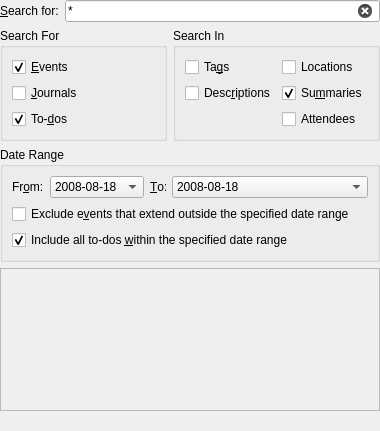
The window that src/ui/searchdialog_base.ui (KDE/korganizer) describes before a commit, drawn with Qt 5.
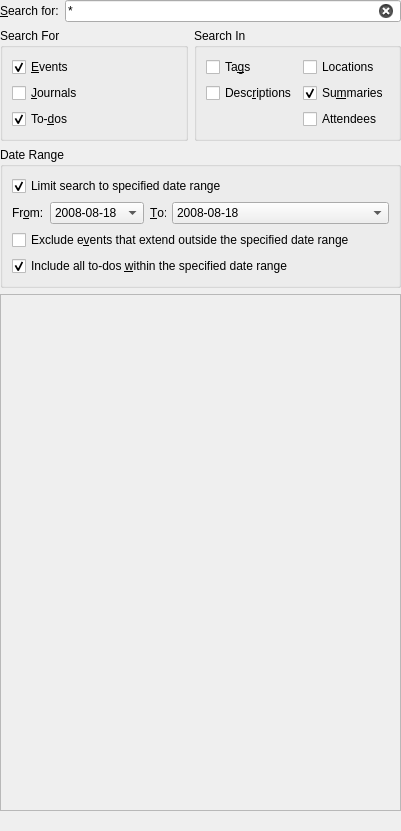
The same window after the commit. Custom widgets are drawn as their Qt base class.

Commit message: Make the search date range limit optional

```diff
--- a/src/ui/searchdialog_base.ui
+++ b/src/ui/searchdialog_base.ui
@@ -8,11 +8,11 @@
    <rect>
     <x>0</x>
     <y>0</y>
-    <width>380</width>
-    <height>431</height>
+    <width>401</width>
+    <height>831</height>
    </rect>
   </property>
-  <layout class="QGridLayout" name="gridLayout_2">
+  <layout class="QGridLayout" name="gridLayout_2" rowstretch="0,0,0,1,0">
    <property name="leftMargin">
     <number>0</number>
    </property>
@@ -198,7 +198,23 @@
       <string>Date Range</string>
      </property>
      <layout class="QFormLayout" name="formLayout">
-      <item row="0" column="0">
+      <item row="0" column="0" colspan="2">
+       <widget class="QCheckBox" name="dateRangeCheckbox">
+        <property name="toolTip">
+         <string>When checked, the search will be limited to the specified date range.</string>
+        </property>
+        <property name="whatsThis">
+         <string>Check this box to search for events within a specified date range. If the box is unchecked, all events will be searched.</string>
+        </property>
+        <property name="text">
+         <string>Limit search to specified date range</string>
+        </property>
+        <property name="checked">
+         <bool>true</bool>
+        </property>
+       </widget>
+      </item>
+      <item row="1" column="0">
        <layout class="QHBoxLayout" name="horizontalLayout_2">
         <item>
          <widget class="QLabel" name="startDateLabel">
@@ -236,7 +252,7 @@
         </item>
        </layout>
       </item>
-      <item row="0" column="1">
+      <item row="1" column="1">
        <layout class="QHBoxLayout" name="horizontalLayout_3">
         <item>
          <widget class="QLabel" name="endDateLabel">
@@ -274,7 +290,7 @@
         </item>
        </layout>
       </item>
-      <item row="1" column="0" colspan="2">
+      <item row="2" column="0" colspan="2">
        <widget class="QCheckBox" name="inclusiveCheck">
         <property name="toolTip">
          <string>Display events only if their start date and end date are both in the date range specified.</string>
@@ -287,7 +303,7 @@
         </property>
        </widget>
       </item>
-      <item row="2" column="0" colspan="2">
+      <item row="3" column="0" colspan="2">
        <widget class="QCheckBox" name="includeUndatedTodos">
         <property name="toolTip">
          <string>Include to-dos that have a start date, due date,  or completion date in the date range specified, or have neither a start date nor an end date.</string>
@@ -306,6 +322,13 @@
      </layout>
     </widget>
    </item>
+   <item row="4" column="0">
+    <widget class="QLabel" name="numItems">
+     <property name="text">
+      <string/>
+     </property>
+    </widget>
+   </item>
    <item row="3" column="0" colspan="2">
     <widget class="QFrame" name="listViewFrame">
      <property name="sizePolicy">
@@ -322,13 +345,6 @@
      </property>
     </widget>
    </item>
-   <item row="4" column="0">
-    <widget class="QLabel" name="numItems">
-     <property name="text">
-      <string/>
-     </property>
-    </widget>
-   </item>
   </layout>
  </widget>
  <customwidgets>
```
The commit also changes 2 other files.
